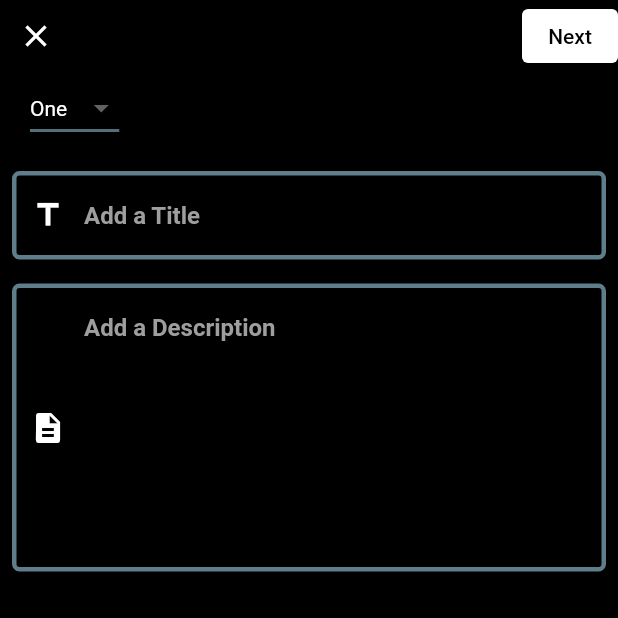
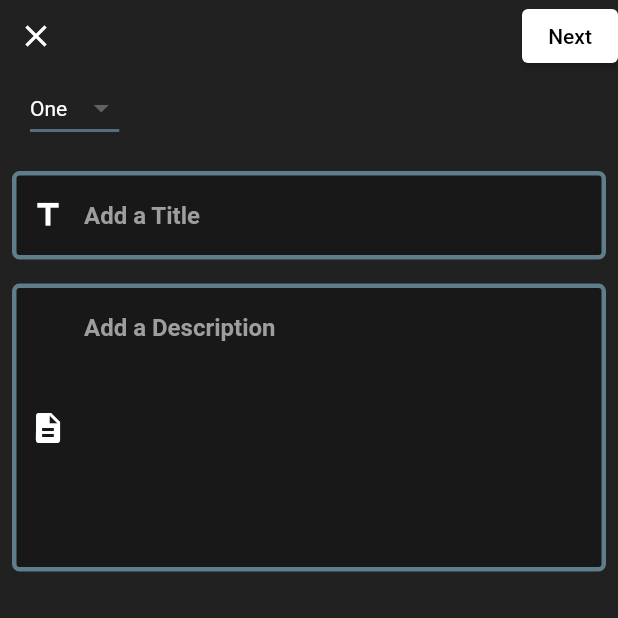
Before and after one commit to Arash-ra03/Ap-Final-Project, a Flutter app: the MakePost screen opened by its route, on a phone screen of 412 x 824 dp, the top half of it. Run offline on Flutter 3.47's test engine with Material 2 defaults, Android fonts, the phone set to English and light mode, and no system bars.

Commit message:
change color of textField

```diff
--- a/lib/Pages/make_post_page.dart
+++ b/lib/Pages/make_post_page.dart
@@ -14,7 +14,7 @@ class _MakePostState extends State<MakePost> {
   @override
   Widget build(BuildContext context) {
     return Scaffold(
-        backgroundColor: Colors.black,
+        backgroundColor: Colors.grey[900],
         body: SafeArea(
           child: Column(children: <Widget>[
             Row(
@@ -86,6 +86,8 @@ class _MakePostState extends State<MakePost> {
                     color: Colors.grey,
                     fontWeight: FontWeight.bold,
                   ),
+                  fillColor: Colors.black26,
+                  filled: true,
                   focusedBorder: OutlineInputBorder(
                     borderRadius: BorderRadius.circular(5.0),
                     borderSide: BorderSide(
@@ -119,7 +121,10 @@ class _MakePostState extends State<MakePost> {
                   hintStyle: TextStyle(
                     color: Colors.grey,
                     fontWeight: FontWeight.bold,
+
                   ),
+                  fillColor: Colors.black26,
+                  filled: true,
                   enabledBorder: OutlineInputBorder(
                     borderRadius: BorderRadius.circular(5.0),
                     borderSide: BorderSide(
```
